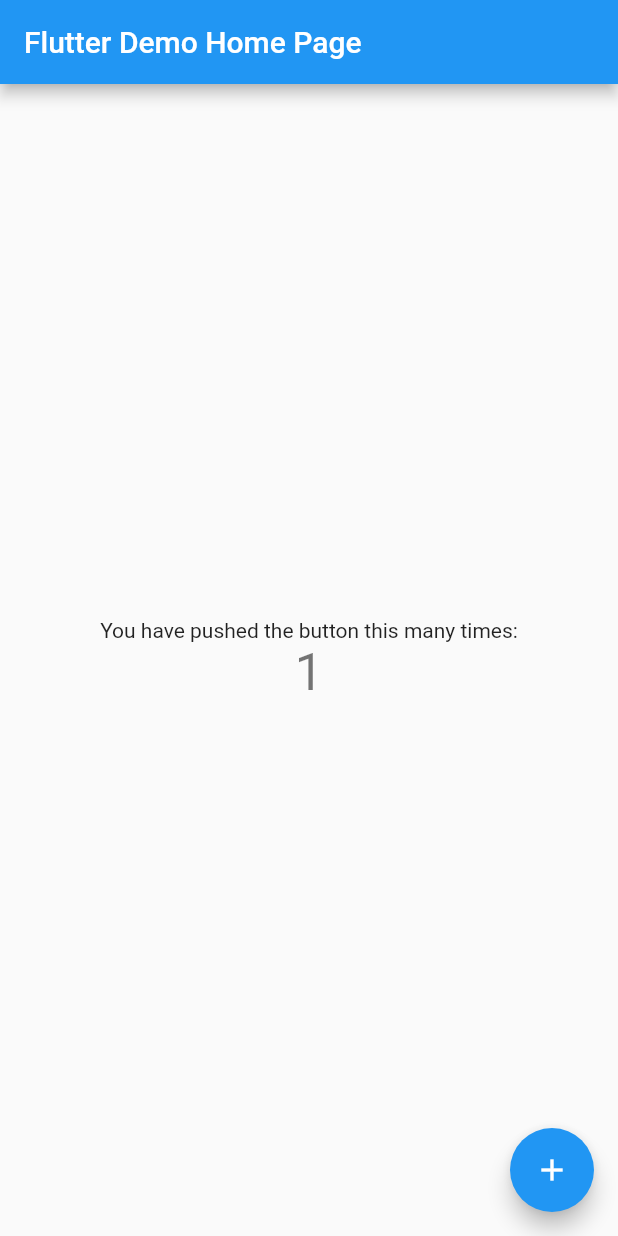
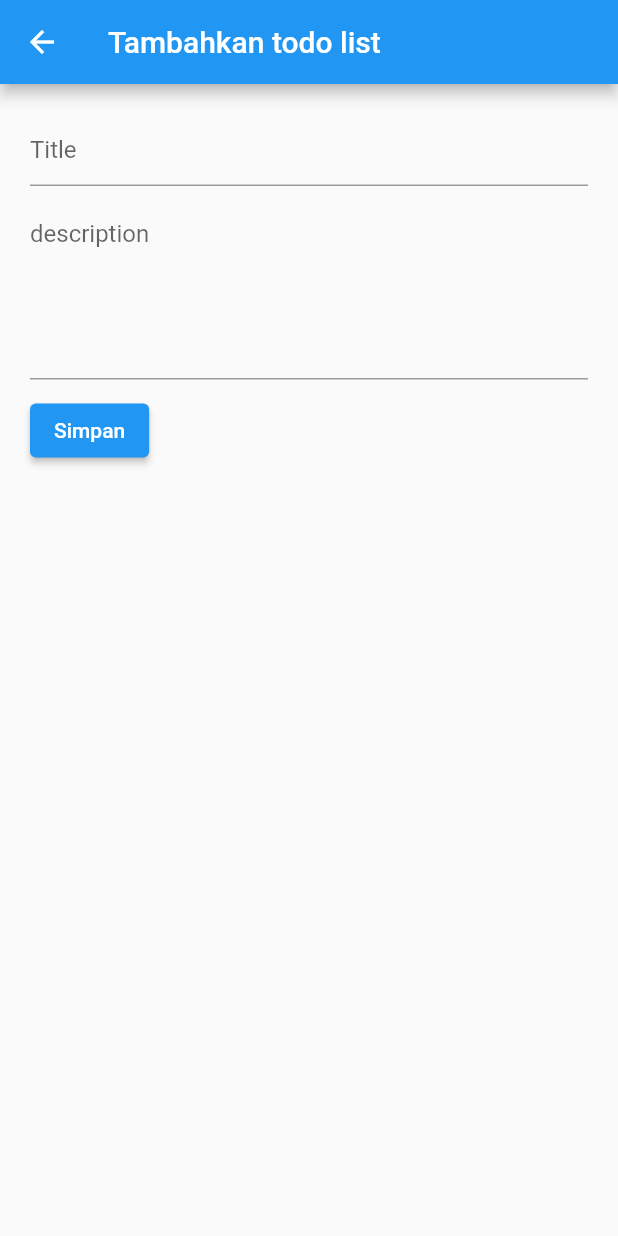
Before and after one commit to dwidev/fugi_provider_state_management, a Flutter app: the screen it shows after launch, after a tap on the "add" icon, on a phone screen of 412 x 824 dp. Run offline on Flutter 3.47's test engine with Material 2 defaults, Android fonts, the phone set to English and light mode, and no system bars.

Commit message:
- create UI todo app

```diff
--- /dev/null
+++ b/lib/app.dart
@@ -0,0 +1,17 @@
+import 'package:flutter/material.dart';
+
+import 'page/todo_list_page.dart';
+
+class NoteApp extends StatelessWidget {
+  const NoteApp({Key? key}) : super(key: key);
+
+  @override
+  Widget build(BuildContext context) {
+    return MaterialApp(
+      home: const TodoListPage(),
+      builder: (context, child) {
+        return child ?? const Offstage();
+      },
+    );
+  }
+}
--- a/lib/main.dart
+++ b/lib/main.dart
@@ -1,115 +1,7 @@
 import 'package:flutter/material.dart';
 
+import 'app.dart';
+
 void main() {
-  runApp(const MyApp());
+  runApp(const NoteApp());
 }
-
-class MyApp extends StatelessWidget {
-  const MyApp({Key? key}) : super(key: key);
-
-  // This widget is the root of your application.
-  @override
-  Widget build(BuildContext context) {
-    return MaterialApp(
-      title: 'Flutter Demo',
-      theme: ThemeData(
-        // This is the theme of your application.
-        //
-        // Try running your application with "flutter run". You'll see the
-        // application has a blue toolbar. Then, without quitting the app, try
-        // changing the primarySwatch below to Colors.green and then invoke
-        // "hot reload" (press "r" in the console where you ran "flutter run",
-        // or simply save your changes to "hot reload" in a Flutter IDE).
-        // Notice that the counter didn't reset back to zero; the application
-        // is not restarted.
-        primarySwatch: Colors.blue,
-      ),
-      home: const MyHomePage(title: 'Flutter Demo Home Page'),
-    );
-  }
-}
-
-class MyHomePage extends StatefulWidget {
-  const MyHomePage({Key? key, required this.title}) : super(key: key);
-
-  // This widget is the home page of your application. It is stateful, meaning
-  // that it has a State object (defined below) that contains fields that affect
-  // how it looks.
-
-  // This class is the configuration for the state. It holds the values (in this
-  // case the title) provided by the parent (in this case the App widget) and
-  // used by the build method of the State. Fields in a Widget subclass are
-  // always marked "final".
-
-  final String title;
-
-  @override
-  State<MyHomePage> createState() => _MyHomePageState();
-}
-
-class _MyHomePageState extends State<MyHomePage> {
-  int _counter = 0;
-
-  void _incrementCounter() {
-    setState(() {
-      // This call to setState tells the Flutter framework that something has
-      // changed in this State, which causes it to rerun the build method below
-      // so that the display can reflect the updated values. If we changed
-      // _counter without calling setState(), then the build method would not be
-      // called again, and so nothing would appear to happen.
-      _counter++;
-    });
-  }
-
-  @override
-  Widget build(BuildContext context) {
-    // This method is rerun every time setState is called, for instance as done
-    // by the _incrementCounter method above.
-    //
-    // The Flutter framework has been optimized to make rerunning build methods
-    // fast, so that you can just rebuild anything that needs updating rather
-    // than having to individually change instances of widgets.
-    return Scaffold(
-      appBar: AppBar(
-        // Here we take the value from the MyHomePage object that was created by
-        // the App.build method, and use it to set our appbar title.
-        title: Text(widget.title),
-      ),
-      body: Center(
-        // Center is a layout widget. It takes a single child and positions it
-        // in the middle of the parent.
-        child: Column(
-          // Column is also a layout widget. It takes a list of children and
-          // arranges them vertically. By default, it sizes itself to fit its
-          // children horizontally, and tries to be as tall as its parent.
-          //
-          // Invoke "debug painting" (press "p" in the console, choose the
-          // "Toggle Debug Paint" action from the Flutter Inspector in Android
-          // Studio, or the "Toggle Debug Paint" command in Visual Studio Code)
-          // to see the wireframe for each widget.
-          //
-          // Column has various properties to control how it sizes itself and
-          // how it positions its children. Here we use mainAxisAlignment to
-          // center the children vertically; the main axis here is the vertical
-          // axis because Columns are vertical (the cross axis would be
-          // horizontal).
-          mainAxisAlignment: MainAxisAlignment.center,
-          children: <Widget>[
-            const Text(
-              'You have pushed the button this many times:',
-            ),
-            Text(
-              '$_counter',
-              style: Theme.of(context).textTheme.headline4,
-            ),
-          ],
-        ),
-      ),
-      floatingActionButton: FloatingActionButton(
-        onPressed: _incrementCounter,
-        tooltip: 'Increment',
-        child: const Icon(Icons.add),
-      ), // This trailing comma makes auto-formatting nicer for build methods.
-    );
-  }
-}
--- /dev/null
+++ b/lib/page/todo_done_page.dart
@@ -0,0 +1,52 @@
+import 'package:flutter/material.dart';
+import 'package:fugi_provider_state_management/widget/note_list_item_widget.dart';
+
+class TodoDonePage extends StatefulWidget {
+  const TodoDonePage({Key? key}) : super(key: key);
+
+  @override
+  State<TodoDonePage> createState() => _TodoDonePageState();
+}
+
+class _TodoDonePageState extends State<TodoDonePage> {
+  @override
+  Widget build(BuildContext context) {
+    final size = MediaQuery.of(context).size;
+    final textTheme = Theme.of(context).textTheme;
+
+    return Scaffold(
+      appBar: AppBar(
+        title: const Text("Fugi Todo App"),
+      ),
+      body: Container(
+        padding: const EdgeInsets.all(20),
+        width: size.width,
+        child: Column(
+          crossAxisAlignment: CrossAxisAlignment.start,
+          children: [
+            const SizedBox(height: 10),
+            Row(
+              mainAxisAlignment: MainAxisAlignment.spaceBetween,
+              children: [
+                Text(
+                  "Todo yang sudah anda selesaikan",
+                  style: textTheme.bodyText1,
+                ),
+              ],
+            ),
+            const SizedBox(height: 10),
+            Expanded(
+              child: ListView.builder(
+                physics: const BouncingScrollPhysics(),
+                itemCount: 10,
+                itemBuilder: (context, index) {
+                  return const NoteListItemWidget(isDone: true);
+                },
+              ),
+            )
+          ],
+        ),
+      ),
+    );
+  }
+}
--- /dev/null
+++ b/lib/page/todo_form_page.dart
@@ -0,0 +1,43 @@
+import 'package:flutter/material.dart';
+
+class TodoFormPage extends StatefulWidget {
+  const TodoFormPage({Key? key}) : super(key: key);
+
+  @override
+  State<TodoFormPage> createState() => _TodoFormPageState();
+}
+
+class _TodoFormPageState extends State<TodoFormPage> {
+  @override
+  Widget build(BuildContext context) {
+    final size = MediaQuery.of(context).size;
+
+    return Scaffold(
+      appBar: AppBar(
+        title: const Text("Tambahkan todo list"),
+      ),
+      body: Container(
+        padding: const EdgeInsets.all(20),
+        width: size.width,
+        child: Column(
+          crossAxisAlignment: CrossAxisAlignment.start,
+          children: [
+            TextFormField(
+              decoration: const InputDecoration(hintText: "Title"),
+            ),
+            const SizedBox(height: 10),
+            TextFormField(
+              decoration: const InputDecoration(hintText: "description"),
+              maxLines: 5,
+            ),
+            const SizedBox(height: 10),
+            ElevatedButton(
+              onPressed: () {},
+              child: const Text("Simpan"),
+            ),
+          ],
+        ),
+      ),
+    );
+  }
+}
--- /dev/null
+++ b/lib/page/todo_list_page.dart
@@ -0,0 +1,77 @@
+import 'package:flutter/material.dart';
+import 'package:fugi_provider_state_management/page/todo_form_page.dart';
+
+import '../widget/note_list_item_widget.dart';
+import 'todo_done_page.dart';
+
+class TodoListPage extends StatefulWidget {
+  const TodoListPage({Key? key}) : super(key: key);
+
+  @override
+  State<TodoListPage> createState() => _TodoListPageState();
+}
+
+class _TodoListPageState extends State<TodoListPage> {
+  @override
+  Widget build(BuildContext context) {
+    final size = MediaQuery.of(context).size;
+    final textTheme = Theme.of(context).textTheme;
+
+    return Scaffold(
+      appBar: AppBar(
+        title: const Text("Fugi Note App"),
+      ),
+      body: Container(
+        padding: const EdgeInsets.all(20),
+        width: size.width,
+        child: Column(
+          crossAxisAlignment: CrossAxisAlignment.start,
+          children: [
+            const SizedBox(height: 10),
+            Row(
+              mainAxisAlignment: MainAxisAlignment.spaceBetween,
+              children: [
+                Text(
+                  "Todo list",
+                  style: textTheme.bodyText1,
+                ),
+                TextButton(
+                  onPressed: () {
+                    Navigator.push(
+                      context,
+                      MaterialPageRoute(
+                        builder: (context) => const TodoDonePage(),
+                      ),
+                    );
+                  },
+                  child: const Text("Sudah diselesaikan (10)"),
+                ),
+              ],
+            ),
+            const SizedBox(height: 10),
+            Expanded(
+              child: ListView.builder(
+                physics: const BouncingScrollPhysics(),
+                itemCount: 10,
+                itemBuilder: (context, index) {
+                  return const NoteListItemWidget();
+                },
+              ),
+            )
+          ],
+        ),
+      ),
+      floatingActionButton: FloatingActionButton(
+        onPressed: () {
+          Navigator.push(
+            context,
+            MaterialPageRoute(
+              builder: (context) => const TodoFormPage(),
+            ),
+          );
+        },
+        child: const Icon(Icons.add),
+      ),
+    );
+  }
+}
--- /dev/null
+++ b/lib/widget/note_list_item_widget.dart
@@ -0,0 +1,43 @@
+import 'package:flutter/material.dart';
+
+class NoteListItemWidget extends StatelessWidget {
+  const NoteListItemWidget({Key? key, this.isDone = false}) : super(key: key);
+
+  final bool isDone;
+
+  @override
+  Widget build(BuildContext context) {
+    return Card(
+      color: isDone ? Colors.green[100] : Colors.white,
+      child: Padding(
+        padding: const EdgeInsets.all(20),
+        child: Row(
+          crossAxisAlignment: CrossAxisAlignment.start,
+          mainAxisAlignment: MainAxisAlignment.spaceBetween,
+          children: [
+            Expanded(
+              child: Column(
+                crossAxisAlignment: CrossAxisAlignment.start,
+                children: const [
+                  Text("Catatan"),
+                  SizedBox(height: 5),
+                  Text("deskripsi"),
+                ],
+              ),
+            ),
+            const SizedBox(width: 5),
+            if (!isDone) ...{
+              ElevatedButton(
+                style: ElevatedButton.styleFrom(
+                  primary: Colors.green,
+                ),
+                onPressed: () {},
+                child: const Icon(Icons.check),
+              ),
+            }
+          ],
+        ),
+      ),
+    );
+  }
+}
```
Also changed, not shown: 1 other file.
